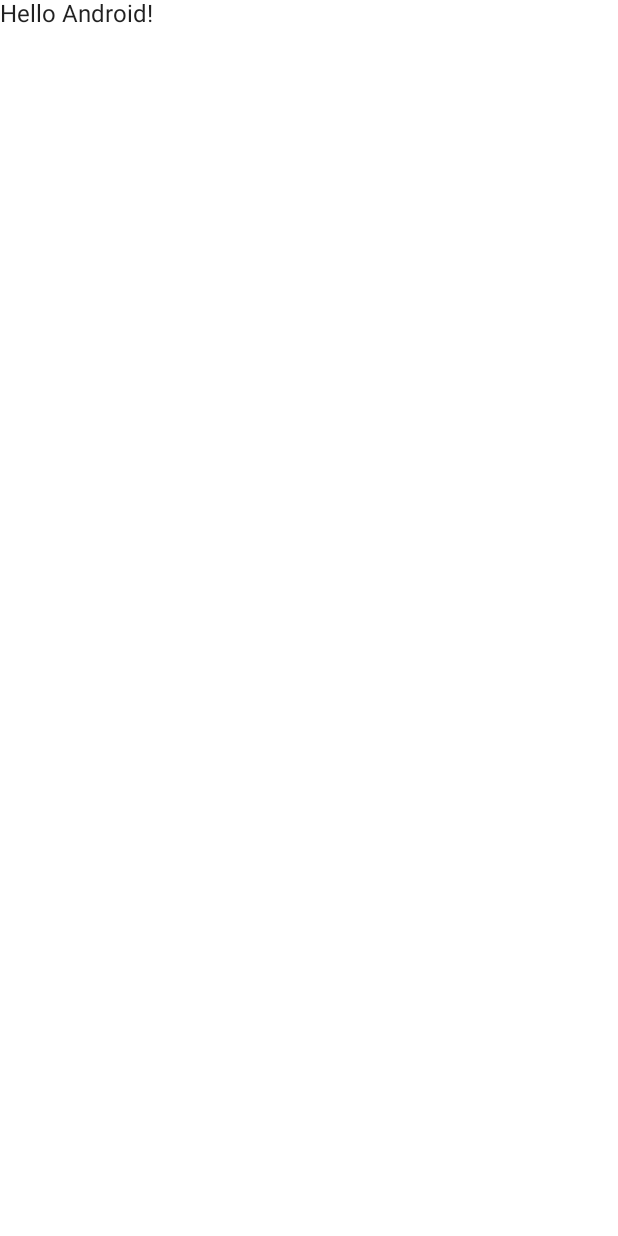
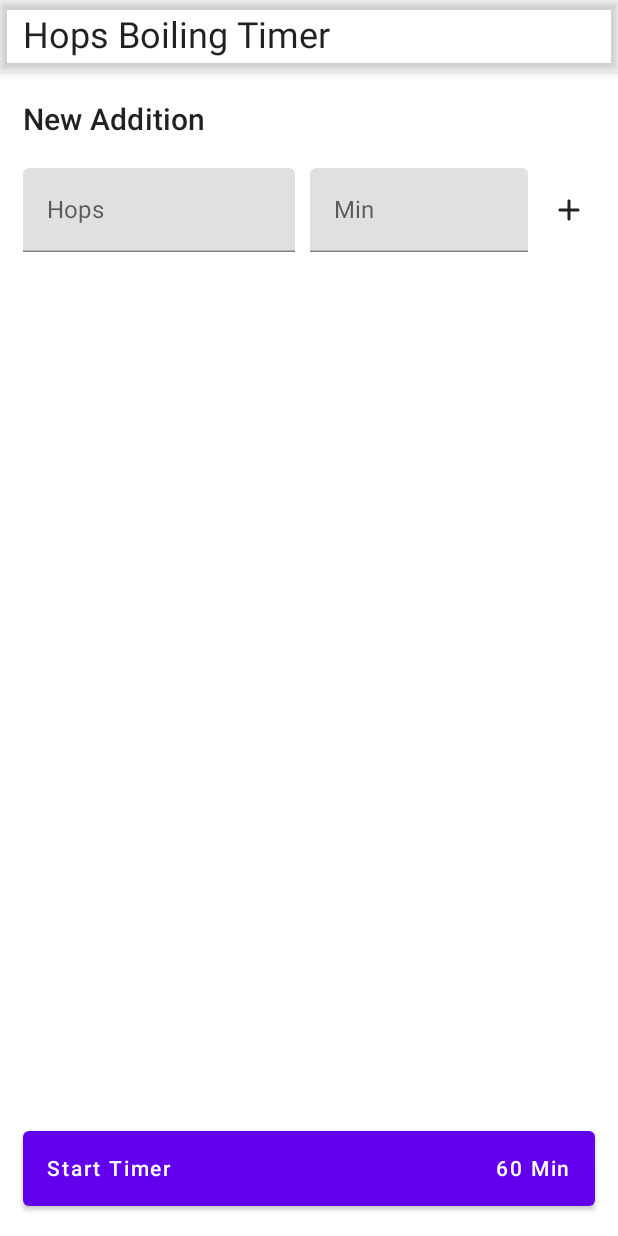
Before and after one commit to arnaud33200/hopsboilingtimer, an Android app built with Jetpack Compose: the screen it shows after launch (MainActivity), on a phone screen of 412 x 824 dp. Before the commit the screen is almost empty. Run offline under Robolectric (Android 15) with nearby library versions, the phone set to English and light mode, and no system bars; our stand-ins replace Dagger/Hilt's generated code.

Commit message:
first screen layout, draft some ideas

```diff
--- a/app/src/main/java/ca/arnaud/hopsboilingtimer/app/MainActivity.kt
+++ b/app/src/main/java/ca/arnaud/hopsboilingtimer/app/MainActivity.kt
@@ -17,7 +17,7 @@
         super.onCreate(savedInstanceState)
         setContent {
             HopsBoilingTimerTheme {
-                MainScreen()
+                MainScreen(viewModel)
             }
         }
     }
--- a/app/src/main/java/ca/arnaud/hopsboilingtimer/app/screen/MainScreen.kt
+++ b/app/src/main/java/ca/arnaud/hopsboilingtimer/app/screen/MainScreen.kt
@@ -1,14 +1,24 @@
 package ca.arnaud.hopsboilingtimer.app.screen
 
-import androidx.compose.foundation.layout.fillMaxSize
-import androidx.compose.material.MaterialTheme
-import androidx.compose.material.Surface
-import androidx.compose.material.Text
+import androidx.compose.foundation.layout.*
+import androidx.compose.foundation.rememberScrollState
+import androidx.compose.foundation.verticalScroll
+import androidx.compose.material.*
+import androidx.compose.material.icons.Icons
+import androidx.compose.material.icons.filled.Delete
+import androidx.compose.material.icons.rounded.Add
 import androidx.compose.runtime.Composable
+import androidx.compose.runtime.collectAsState
+import androidx.compose.ui.Alignment
 import androidx.compose.ui.Modifier
+import androidx.compose.ui.draw.shadow
 import androidx.compose.ui.tooling.preview.Preview
+import androidx.compose.ui.unit.dp
+import ca.arnaud.hopsboilingtimer.app.model.AdditionRowModel
 import ca.arnaud.hopsboilingtimer.app.model.MainScreenModel
 import ca.arnaud.hopsboilingtimer.app.theme.HopsBoilingTimerTheme
+import ca.arnaud.hopsboilingtimer.app.theme.Typography
+import kotlinx.coroutines.flow.MutableStateFlow
 import kotlinx.coroutines.flow.StateFlow
 
 interface MainScreenViewModel {
@@ -16,25 +26,137 @@
 }
 
 @Composable
-fun MainScreen() {
-    // A surface container using the 'background' color from the theme
-    Surface(
-        modifier = Modifier.fillMaxSize(),
-        color = MaterialTheme.colors.background
-    ) {
-        Greeting("Android")
+fun MainScreen(viewModel: MainScreenViewModel) {
+    val model = viewModel.screenModel.collectAsState().value
+    Scaffold(
+        topBar = {
+            Row(
+                modifier = Modifier
+                    .shadow(4.dp)
+                    .fillMaxWidth()
+            ) {
+                Text(
+                    modifier = Modifier.padding(horizontal = 15.dp, vertical = 10.dp),
+                    text = "Hops Boiling Timer",
+                    style = Typography.h5
+                )
+            }
+        },
+        bottomBar = {
+            Column(
+                modifier = Modifier.padding(horizontal = 15.dp, vertical = 20.dp),
+                horizontalAlignment = Alignment.CenterHorizontally,
+            ) {
+                Button(
+                    // TODO - setup dimension
+                    modifier = Modifier
+                        .height(50.dp)
+                        .fillMaxWidth(),
+                    onClick = {}
+                ) {
+                    Row {
+                        Text(
+                            modifier = Modifier.weight(1f),
+                            text = "Start Timer"
+                        )
+                        Text("60 Min")
+                    }
+                }
+            }
+        }
+    ) { _ ->
+        Column(
+            modifier = Modifier.verticalScroll(rememberScrollState()),
+            content = {
+                model.additionRows.forEach { rowModel ->
+                    AdditionRow(model = rowModel)
+                }
+
+                AddNewAddition()
+            })
     }
 }
 
 @Composable
-fun Greeting(name: String) {
-    Text(text = "Hello $name!")
+fun AddNewAddition() {
+    Column(
+        Modifier.padding(horizontal = 15.dp, vertical = 20.dp),
+    ) {
+        Text(
+            "New Addition",
+            style = Typography.h6
+        )
+        Row(
+            // TODO - setup dimension in theme
+            modifier = Modifier.padding(vertical = 20.dp),
+            verticalAlignment = Alignment.CenterVertically,
+            horizontalArrangement = Arrangement.Center
+        ) {
+            TextField(
+                modifier = Modifier.weight(1f),
+                value = "",
+                label = { Text("Hops") },
+                onValueChange = {
+                    // TODO - add listener
+                }
+            )
+            Spacer(modifier = Modifier.width(10.dp))
+            TextField(
+                modifier = Modifier.defaultMinSize(60.dp),
+                value = "",
+                label = { Text("Min") },
+                onValueChange = {
+                    // TODO - add listener
+                }
+            )
+            Spacer(modifier = Modifier.width(10.dp))
+            Icon(
+                modifier = Modifier.padding(5.dp),
+                imageVector = Icons.Rounded.Add,
+                contentDescription = ""
+            )
+        }
+    }
+}
+
+@Composable
+fun AdditionRow(model: AdditionRowModel) {
+    Row(
+        // TODO - setup dimension in theme
+        modifier = Modifier.padding(horizontal = 15.dp, vertical = 20.dp),
+        verticalAlignment = Alignment.CenterVertically
+    ) {
+        // TODO - setup typography
+        Text(
+            modifier = Modifier.weight(1f),
+            text = model.title
+        )
+        Spacer(modifier = Modifier.width(10.dp))
+        Text(
+            text = model.duration
+        )
+        Spacer(modifier = Modifier.width(10.dp))
+        Icon(Icons.Filled.Delete, "")
+    }
 }
 
 @Preview(showBackground = true)
 @Composable
 fun DefaultPreview() {
     HopsBoilingTimerTheme {
-        Greeting("Android")
+        MainScreen(viewModel = object : MainScreenViewModel {
+            override val screenModel: StateFlow<MainScreenModel>
+                get() = MutableStateFlow(
+                    MainScreenModel(
+                        listOf(
+                            AdditionRowModel("Amarillo", "60"),
+                            AdditionRowModel("Mozaic", "45"),
+                            AdditionRowModel("Saaz", "5"),
+                            AdditionRowModel("El Dorado", "10"),
+                        )
+                    )
+                )
+
+        })
     }
 }
```
